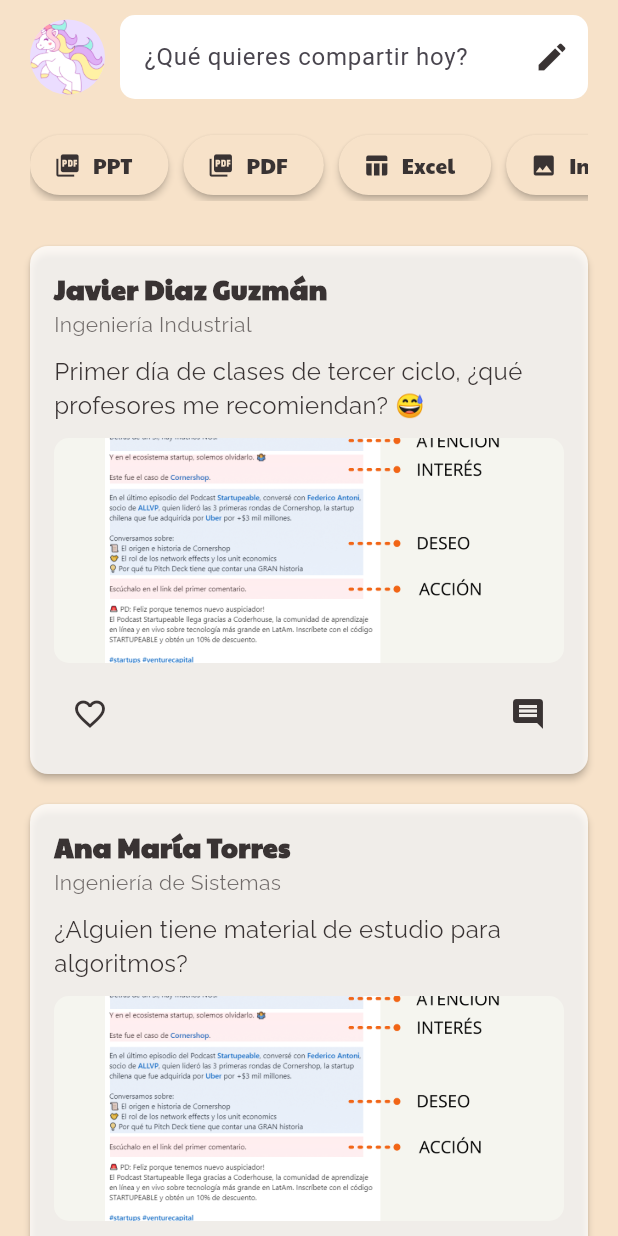
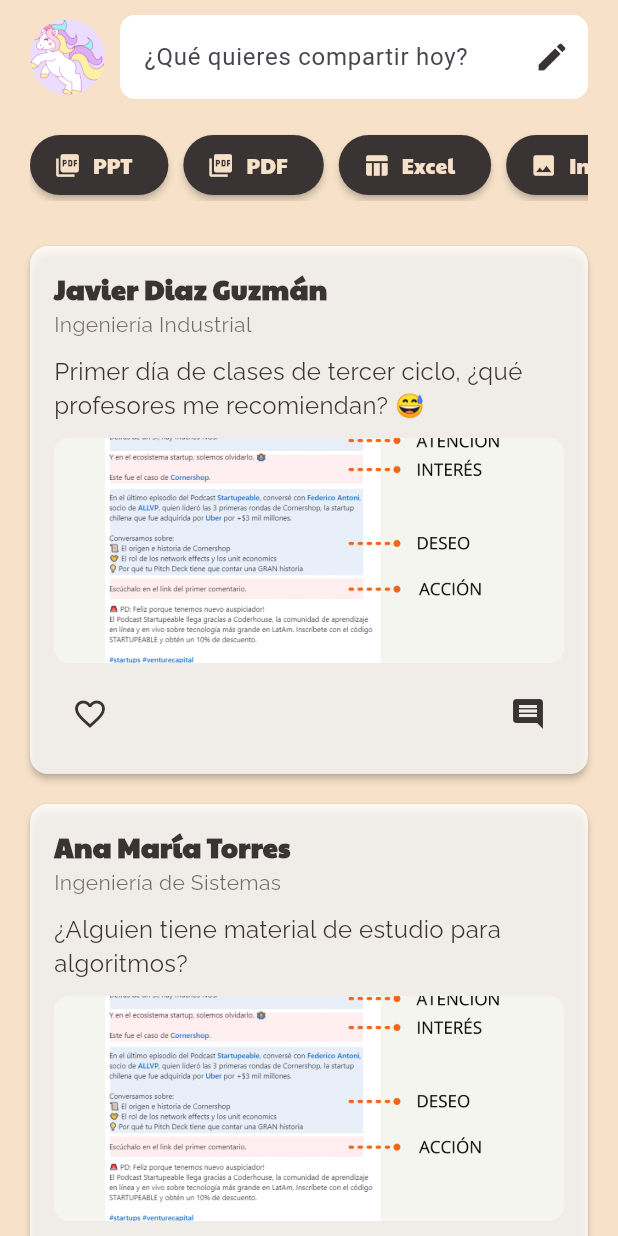
Before and after one commit to Sovero1/TribuApp, a Flutter app: the PostearPage screen opened by its route, on a phone screen of 412 x 824 dp. Run offline on Flutter 3.47's test engine with Material 3 defaults, Android fonts, the light colour scheme and no system bars; our stand-ins replace get; project files that could hold a hidden picture were left out.

Commit message:
Se invirtieron los colores de los iconos

```diff
--- a/lib/pages/postear/postear_page.dart
+++ b/lib/pages/postear/postear_page.dart
@@ -197,17 +197,17 @@ class PostearPage extends StatelessWidget {
       onPressed: () {
         // Acción para cada opción de archivo
       },
-      icon: Icon(icon, color: AppColors.primaryColor),
+      icon: Icon(icon, color: AppColors.secondaryColor), // Cambiado a AppColors.secondaryColor
       label: Text(
         label,
         style: TextStyle(
           fontFamily: 'Titulo',
           fontSize: 14,
-          color: AppColors.primaryColor,
+          color: AppColors.secondaryColor, // Cambiado a AppColors.secondaryColor
         ),
       ),
       style: ElevatedButton.styleFrom(
-        backgroundColor: AppColors.secondaryColor,
+        backgroundColor: AppColors.primaryColor, // Cambiado a AppColors.primaryColor
         shape: RoundedRectangleBorder(
           borderRadius: BorderRadius.circular(20),
         ),
```
